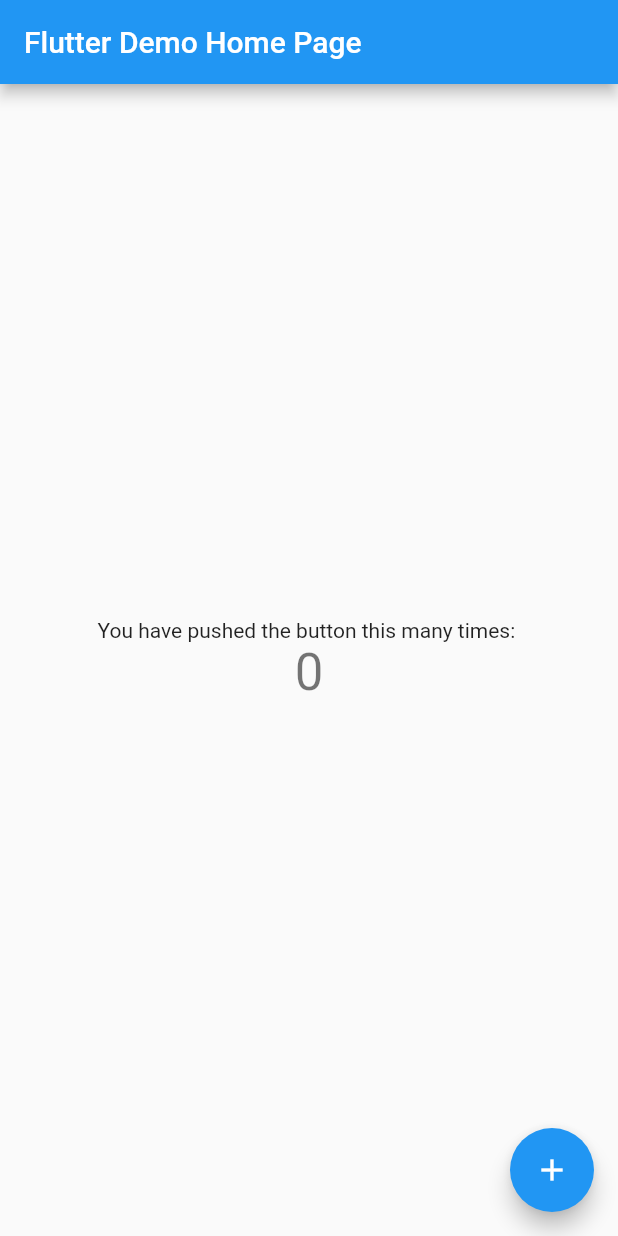
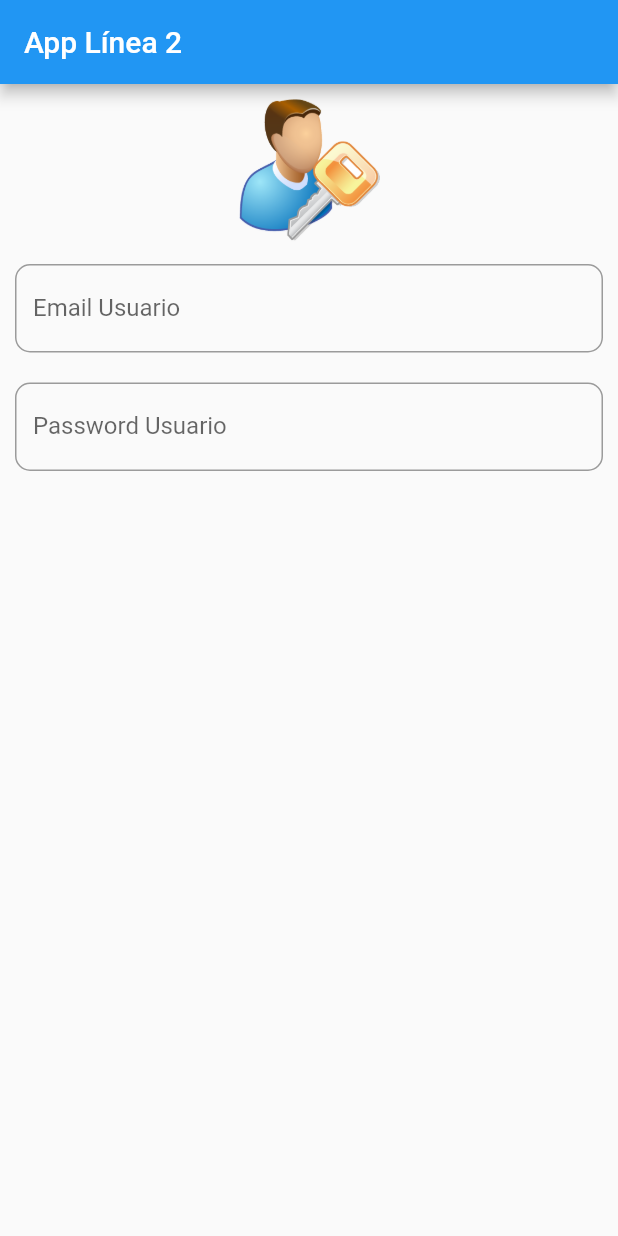
Before and after one commit to LeoValderrama/primerproyecto, a Flutter app: the screen it shows after launch, on a phone screen of 412 x 824 dp. Run offline on Flutter 3.47's test engine with Material 2 defaults, Android fonts, the phone set to English and light mode, and no system bars.

Commit message:
espacio en main

```diff
--- a/lib/main.dart
+++ b/lib/main.dart
@@ -1,115 +1,68 @@
 import 'package:flutter/material.dart';
 
 void main() {
-  runApp(const MyApp());
+  runApp(MyApp());
 }
 
 class MyApp extends StatelessWidget {
-  const MyApp({super.key});
-
-  // This widget is the root of your application.
   @override
   Widget build(BuildContext context) {
+    return MaterialApp(debugShowCheckedModeBanner: false, home: Home());
+  }
+}
+
+class Home extends StatefulWidget {
+  @override
+  HomeStart createState() => HomeStart();
+}
+
+class HomeStart extends State<Home> {
+  Widget build(BuildContext context) {
     return MaterialApp(
-      title: 'Flutter Demo',
-      theme: ThemeData(
-        // This is the theme of your application.
-        //
-        // Try running your application with "flutter run". You'll see the
-        // application has a blue toolbar. Then, without quitting the app, try
-        // changing the primarySwatch below to Colors.green and then invoke
-        // "hot reload" (press "r" in the console where you ran "flutter run",
-        // or simply save your changes to "hot reload" in a Flutter IDE).
-        // Notice that the counter didn't reset back to zero; the application
-        // is not restarted.
-        primarySwatch: Colors.blue,
+      title: 'Bienvenidos',
+      home: Scaffold(
+        appBar: AppBar(
+          title: Text('App Línea 2'),
+        ),
+        body: SingleChildScrollView(
+          child: Column(
+            children: [
+              Padding(
+                padding: EdgeInsets.only(top: 10, left: 10, right: 10),
+                child: Container(
+                  width: 100,
+                  height: 100,
+                  child: Image.asset('img/user_v1.png'),
+                ),
+              ),
+              Padding(
+                padding: EdgeInsets.all(10),
+             child: TextField(
+               decoration: InputDecoration(
+                 border: OutlineInputBorder(
+                   borderRadius: BorderRadius.circular(10)
+                 ),
+                 labelText: 'Email Usuario',
+                 hintText: 'Digite email de usuario '
+               ),
+             ),
+              ),
+              Padding(
+                padding: EdgeInsets.all(10),
+                child: TextField(
+                  decoration: InputDecoration(
+                      border: OutlineInputBorder(
+                          borderRadius: BorderRadius.circular(10)
+                      ),
+                      labelText: 'Password Usuario',
+                      hintText: 'Digite password de usuario '
+                  ),
+                ),
+              )
+            ],
+          ),
+        ),
       ),
-      home: const MyHomePage(title: 'Flutter Demo Home Page'),
     );
   }
 }
-
-class MyHomePage extends StatefulWidget {
-  const MyHomePage({super.key, required this.title});
-
-  // This widget is the home page of your application. It is stateful, meaning
-  // that it has a State object (defined below) that contains fields that affect
-  // how it looks.
-
-  // This class is the configuration for the state. It holds the values (in this
-  // case the title) provided by the parent (in this case the App widget) and
-  // used by the build method of the State. Fields in a Widget subclass are
-  // always marked "final".
-
-  final String title;
-
-  @override
-  State<MyHomePage> createState() => _MyHomePageState();
-}
-
-class _MyHomePageState extends State<MyHomePage> {
-  int _counter = 0;
-
-  void _incrementCounter() {
-    setState(() {
-      // This call to setState tells the Flutter framework that something has
-      // changed in this State, which causes it to rerun the build method below
-      // so that the display can reflect the updated values. If we changed
-      // _counter without calling setState(), then the build method would not be
-      // called again, and so nothing would appear to happen.
-      _counter++;
-    });
-  }
-
-  @override
-  Widget build(BuildContext context) {
-    // This method is rerun every time setState is called, for instance as done
-    // by the _incrementCounter method above.
-    //
-    // The Flutter framework has been optimized to make rerunning build methods
-    // fast, so that you can just rebuild anything that needs updating rather
-    // than having to individually change instances of widgets.
-    return Scaffold(
-      appBar: AppBar(
-        // Here we take the value from the MyHomePage object that was created by
-        // the App.build method, and use it to set our appbar title.
-        title: Text(widget.title),
-      ),
-      body: Center(
-        // Center is a layout widget. It takes a single child and positions it
-        // in the middle of the parent.
-        child: Column(
-          // Column is also a layout widget. It takes a list of children and
-          // arranges them vertically. By default, it sizes itself to fit its
-          // children horizontally, and tries to be as tall as its parent.
-          //
-          // Invoke "debug painting" (press "p" in the console, choose the
-          // "Toggle Debug Paint" action from the Flutter Inspector in Android
-          // Studio, or the "Toggle Debug Paint" command in Visual Studio Code)
-          // to see the wireframe for each widget.
-          //
-          // Column has various properties to control how it sizes itself and
-          // how it positions its children. Here we use mainAxisAlignment to
-          // center the children vertically; the main axis here is the vertical
-          // axis because Columns are vertical (the cross axis would be
-          // horizontal).
-          mainAxisAlignment: MainAxisAlignment.center,
-          children: <Widget>[
-            const Text(
-              'You have pushed the button this many times: ',
-            ),
-            Text(
-              '$_counter',
-              style: Theme.of(context).textTheme.headlineMedium,
-            ),
-          ],
-        ),
-      ),
-      floatingActionButton: FloatingActionButton(
-        onPressed: _incrementCounter,
-        tooltip: 'Increment',
-        child: const Icon(Icons.add),
-      ), // This trailing comma makes auto-formatting nicer for build methods.
-    );
-  }
-}
--- a/pubspec.yaml
+++ b/pubspec.yaml
@@ -57,7 +57,8 @@
   # included with your application, so that you can use the icons in
   # the material Icons class.
   uses-material-design: true
-
+  assets:
+    - img/
   # To add assets to your application, add an assets section, like this:
   # assets:
   #   - images/a_dot_burr.jpeg
```
Also changed, not shown: img/user_v1.png (added).
